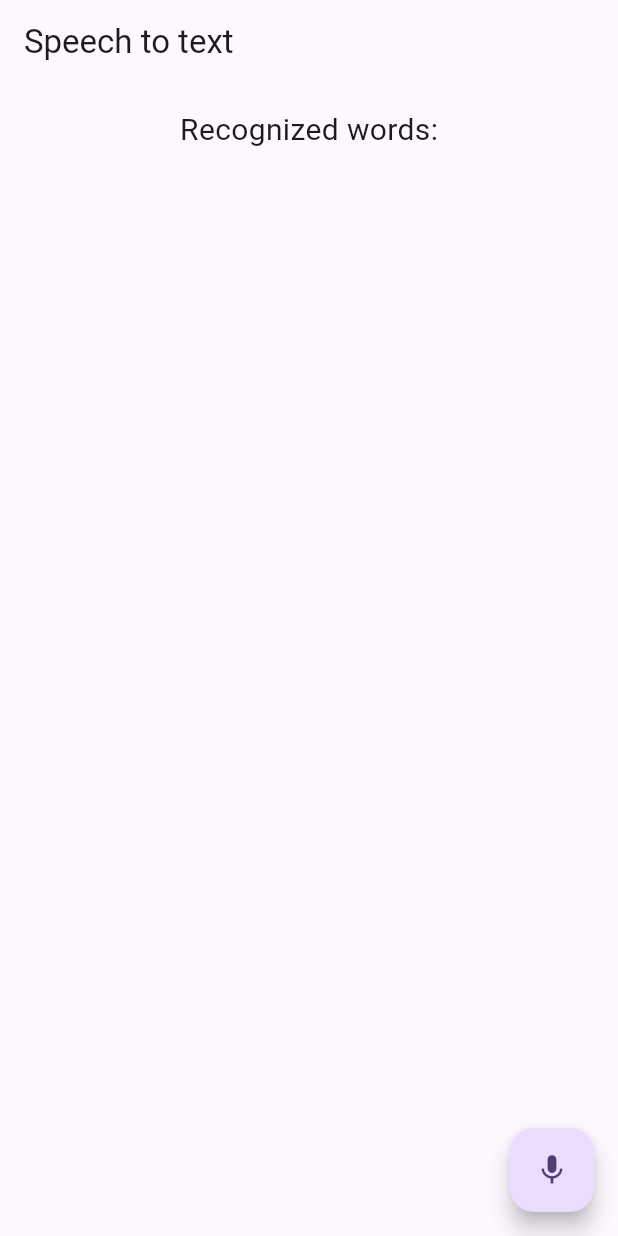
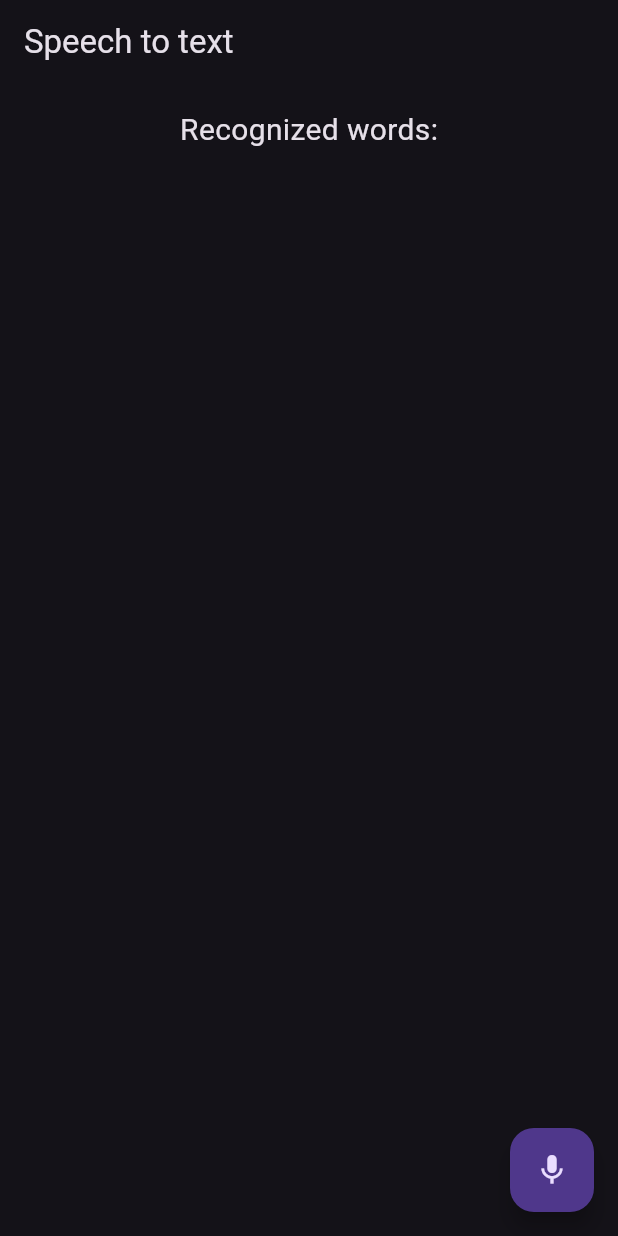
Before and after one commit to lapitski/speechtotext, a Flutter app: the screen it shows after launch, on a phone screen of 412 x 824 dp. Run offline on Flutter 3.47's test engine with Material 3 defaults, Android fonts, the phone set to English and light mode, and no system bars; our stand-ins replace speech_to_text.

Commit message:
dark theme

```diff
--- a/lib/main.dart
+++ b/lib/main.dart
@@ -15,8 +15,7 @@ class MyApp extends StatelessWidget {
   Widget build(BuildContext context) {
     return MaterialApp(
       title: 'Flutter Demo',
-      theme: ThemeData(
-        colorScheme: ColorScheme.fromSeed(seedColor: Colors.deepPurple),
+      theme: ThemeData.dark(
         useMaterial3: true,
       ),
       home: const SpeechToTextScreen(),
```
